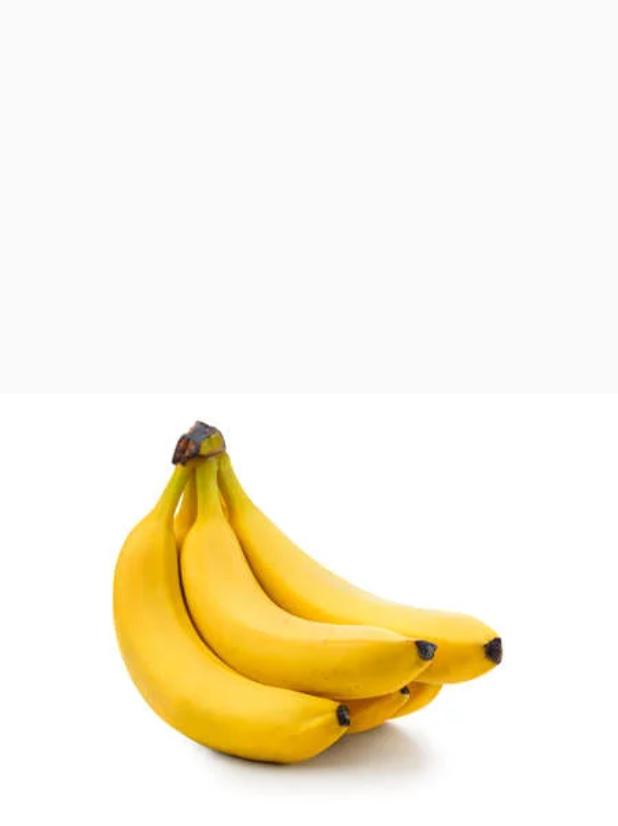
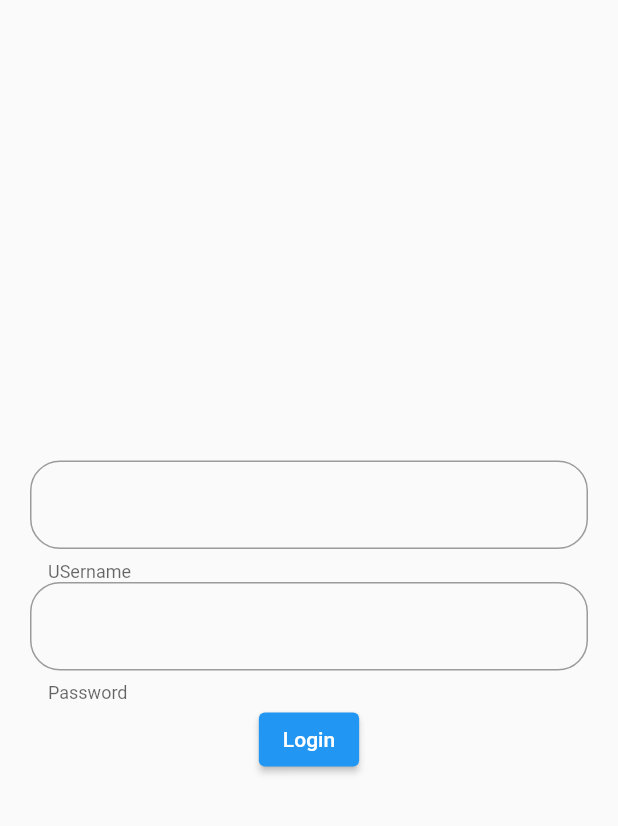
Before and after one commit to j3rinpaul/flutter_new, a Flutter app: the screen it shows after launch, on a phone screen of 412 x 824 dp. Shown: the top 826 px of the screen. Run offline on Flutter 3.47's test engine with Material 2 defaults, Android fonts, the phone set to English and light mode, and no system bars.

Commit message:
half way video 11

```diff
--- /dev/null
+++ b/lib/screens/login.dart
@@ -0,0 +1,33 @@
+import 'package:flutter/material.dart';
+
+class ScreenLogin extends StatelessWidget {
+  const ScreenLogin({super.key});
+
+  @override
+  Widget build(BuildContext context) {
+    return Scaffold(
+      body: Center(
+          child: Padding(
+        padding: EdgeInsets.all(20),
+        child: Column(
+          mainAxisAlignment: MainAxisAlignment.center,
+          children: [
+            TextField(
+              decoration: InputDecoration(
+                  helperText: "USername",
+                  border: OutlineInputBorder(
+                      borderRadius: BorderRadius.all(Radius.circular(20)))),
+            ),
+            TextField(
+              decoration: InputDecoration(
+                  helperText: "Password",
+                  border: OutlineInputBorder(
+                      borderRadius: BorderRadius.all(Radius.circular(20)))),
+            ),
+            ElevatedButton(onPressed: () {}, child: Text("Login"))
+          ],
+        ),
+      )),
+    );
+  }
+}
```
Also changed, not shown: lib/main.dart (+20 -1 lines), lib/screens/splash.dart (+22 -3 lines).
